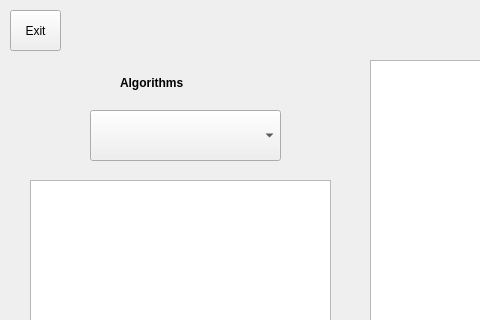
The window that GUI.ui (kfrancischen/Constellation-clustering) describes before a commit, drawn with Qt 5; both pictures show x 0 to 480 and y 0 to 320 of the 1113 by 800 pixel window.
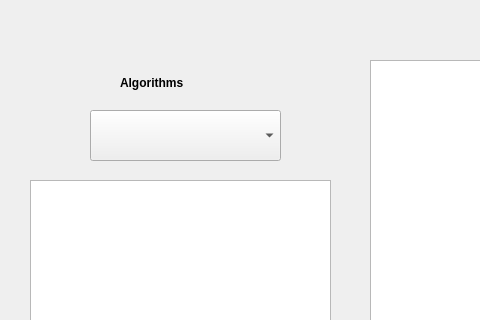
The same window after the commit.

```diff
--- a/GUI.ui
+++ b/GUI.ui
@@ -2,6 +2,9 @@
 <ui version="4.0">
  <class>Widget</class>
  <widget class="QWidget" name="Widget">
+  <property name="enabled">
+   <bool>true</bool>
+  </property>
   <property name="geometry">
    <rect>
     <x>0</x>
@@ -114,19 +117,6 @@
     <string>Algorithms</string>
    </property>
   </widget>
-  <widget class="QToolButton" name="exitBotton">
-   <property name="geometry">
-    <rect>
-     <x>10</x>
-     <y>10</y>
-     <width>51</width>
-     <height>41</height>
-    </rect>
-   </property>
-   <property name="text">
-    <string>Exit</string>
-   </property>
-  </widget>
  </widget>
  <layoutdefault spacing="6" margin="11"/>
  <resources/>
```
Left out of the diff: 10 changed lines with no effect on the pictures.
